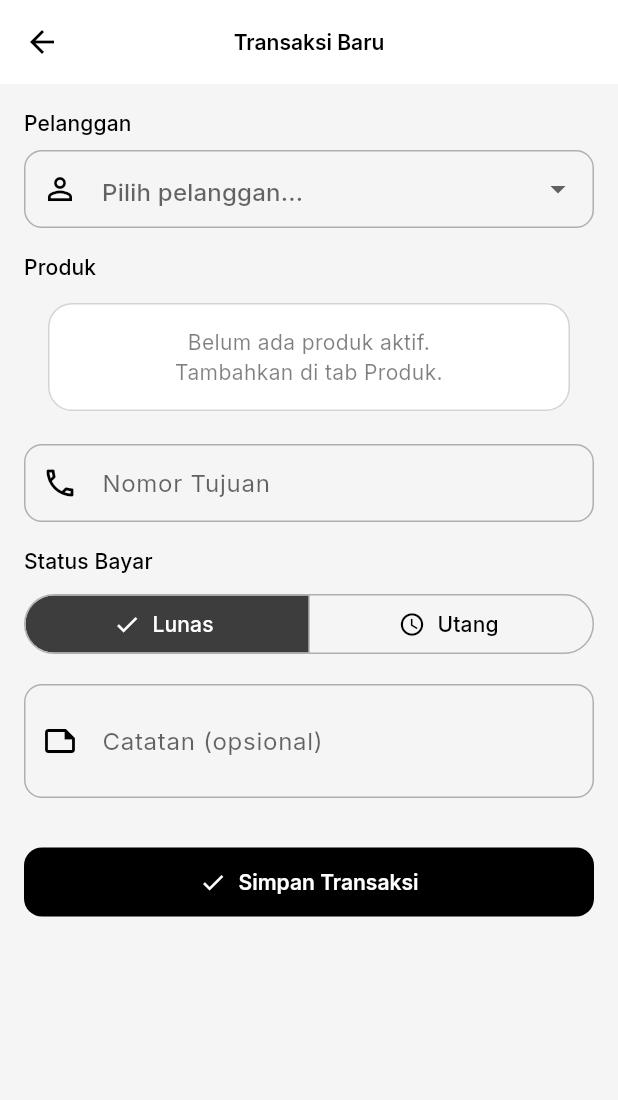
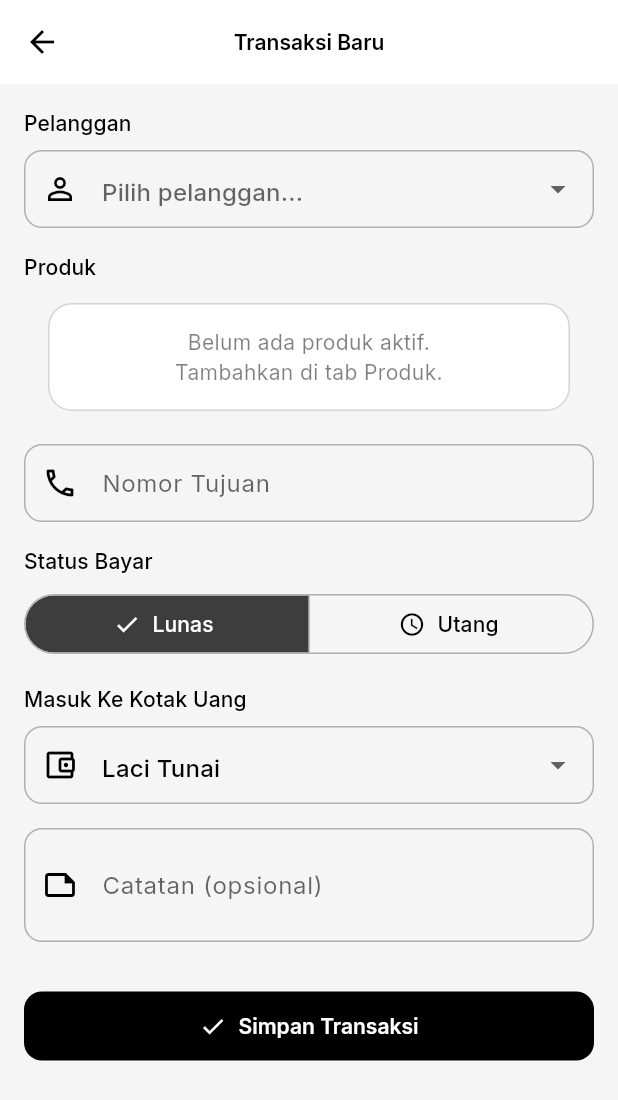
Before and after one commit to rasyiqi-code/niagarea, a Flutter app: the screen it shows after launch, after a tap on "+ Jual", on a phone screen of 412 x 824 dp. Shown: the top 1100 px of the screen. Run offline on Flutter 3.47's test engine with Material 3 defaults, Android fonts, the light colour scheme and no system bars; our stand-ins replace dio, drift, drift_flutter, flutter_riverpod, flutter_secure_storage, google_fonts; accounts and stored records are empty; generated files the repository leaves out were written again.

Commit message:
feat: implementasi Kotak Uang, Dukungan Web App, dan Unit Testing

```diff
--- a/lib/data/database/app_database.dart
+++ b/lib/data/database/app_database.dart
@@ -4,12 +4,8 @@
 /// satu instance database SQLite.
 library;
 
-import 'dart:io';
-
 import 'package:drift/drift.dart';
-import 'package:drift/native.dart';
-import 'package:path/path.dart' as p;
-import 'package:path_provider/path_provider.dart';
+import 'package:drift_flutter/drift_flutter.dart';
 
 import '../../core/constants/app_constants.dart';
 import 'tables/antrian_digiflazz_table.dart';
@@ -18,6 +14,7 @@ import 'tables/pelanggan_table.dart';
 import 'tables/produk_table.dart';
 import 'tables/siklus_table.dart';
 import 'tables/transaksi_table.dart';
+import 'tables/kotak_uang_table.dart';
 
 // DAOs
 import '../daos/siklus_dao.dart';
@@ -26,6 +23,7 @@ import '../daos/pelanggan_dao.dart';
 import '../daos/transaksi_dao.dart';
 import '../daos/detail_konsumsi_dao.dart';
 import '../daos/antrian_dao.dart';
+import '../daos/kotak_uang_dao.dart';
 
 part 'app_database.g.dart';
 
@@ -41,6 +39,7 @@ part 'app_database.g.dart';
     TransaksiTable,
     DetailKonsumsiSiklusTable,
     AntrianDigiflazzTable,
+    KotakUangTable,
   ],
   daos: [
     SiklusDao,
@@ -49,10 +48,11 @@ part 'app_database.g.dart';
     TransaksiDao,
     DetailKonsumsiDao,
     AntrianDao,
+    KotakUangDao,
   ],
 )
 class AppDatabase extends _$AppDatabase {
-  AppDatabase() : super(_openConnection());
+  AppDatabase() : super(driftDatabase(name: AppConstants.databaseName));
 
   /// Constructor untuk testing — terima executor dari luar
   AppDatabase.forTesting(super.e);
@@ -74,6 +74,14 @@ class AppDatabase extends _$AppDatabase {
             catatan: const Value('Pelanggan umum tanpa nama'),
           ),
         );
+
+        // Seed: tambahkan kotak uang default "Laci Tunai"
+        await into(kotakUangTable).insert(
+          KotakUangTableCompanion.insert(
+            nama: 'Laci Tunai',
+            saldo: const Value(0),
+          ),
+        );
       },
       onUpgrade: (Migrator m, int from, int to) async {
         // TODO: Tambahkan migrasi saat schema berubah
@@ -81,12 +89,3 @@ class AppDatabase extends _$AppDatabase {
     );
   }
 }
-
-/// Membuka koneksi ke database SQLite lokal.
-LazyDatabase _openConnection() {
-  return LazyDatabase(() async {
-    final dbFolder = await getApplicationDocumentsDirectory();
-    final file = File(p.join(dbFolder.path, AppConstants.databaseName));
-    return NativeDatabase.createInBackground(file);
-  });
-}
--- a/lib/data/database/tables/transaksi_table.dart
+++ b/lib/data/database/tables/transaksi_table.dart
@@ -9,6 +9,7 @@ import 'package:drift/drift.dart';
 
 import 'pelanggan_table.dart';
 import 'produk_table.dart';
+import 'kotak_uang_table.dart';
 
 /// Tabel transaksi — catatan penjualan pulsa/token.
 ///
@@ -29,6 +30,10 @@ class TransaksiTable extends Table {
 
   /// FK ke produk (nullable — referensi bisa hilang)
   IntColumn get idProduk => integer().nullable().references(ProdukTable, #id)();
+
+  /// FK ke kotak uang (nullable - jika transaksi lama atau dihapus)
+  IntColumn get idKotakUang =>
+      integer().nullable().references(KotakUangTable, #id)();
 
   /// Nama produk (disimpan snapshot agar tetap ada walau produk dihapus)
   TextColumn get namaProduk => text().withDefault(const Constant(''))();
--- /dev/null
+++ b/lib/presentation/providers/kotak_uang_provider.dart
@@ -0,0 +1,15 @@
+import 'package:flutter_riverpod/flutter_riverpod.dart';
+import '../../data/database/app_database.dart';
+import 'core_providers.dart';
+
+/// Stream provider semua kotak uang (reactive).
+final kotakUangListProvider = StreamProvider<List<KotakUang>>((ref) {
+  final db = ref.watch(databaseProvider);
+  return db.kotakUangDao.watchAllKotakUang();
+});
+
+/// Future provider kotak uang berdasarkan ID.
+final kotakUangByIdProvider = FutureProvider.family<KotakUang?, int>((ref, id) {
+  final db = ref.watch(databaseProvider);
+  return db.kotakUangDao.getKotakUangById(id);
+});
--- a/lib/presentation/screens/dashboard/dashboard_screen.dart
+++ b/lib/presentation/screens/dashboard/dashboard_screen.dart
@@ -14,6 +14,8 @@ import '../../../core/utils/date_formatter.dart';
 import '../../providers/digiflazz_provider.dart';
 import '../../providers/siklus_provider.dart';
 import '../../providers/transaksi_provider.dart';
+import '../../providers/kotak_uang_provider.dart';
+import '../keuangan/kotak_uang_list_screen.dart';
 import '../siklus/tambah_siklus_screen.dart';
 import '../transaksi/transaksi_baru_screen.dart';
 
@@ -41,6 +43,7 @@ class DashboardScreen extends ConsumerWidget {
           ref.invalidate(totalSaldoInternalProvider);
           ref.invalidate(siklusAktifProvider);
           ref.invalidate(transaksiTerakhirProvider);
+          ref.invalidate(kotakUangListProvider);
         },
         child: ListView(
           padding: const EdgeInsets.all(16),
@@ -55,6 +58,10 @@ class DashboardScreen extends ConsumerWidget {
 
             // ── Siklus Aktif ──────────────────────────────
             _SiklusAktifSection(),
+            const SizedBox(height: 24),
+
+            // ── Kotak Uang (Tunai/Non-Tunai) ──────────────
+            _KotakUangSection(),
             const SizedBox(height: 24),
 
             // ── Transaksi Terakhir ────────────────────────
@@ -436,3 +443,103 @@ class _TransaksiTerakhirSection extends ConsumerWidget {
     );
   }
 }
+
+class _KotakUangSection extends ConsumerWidget {
+  @override
+  Widget build(BuildContext context, WidgetRef ref) {
+    final theme = Theme.of(context);
+    final kotakAsync = ref.watch(kotakUangListProvider);
+
+    return Column(
+      crossAxisAlignment: CrossAxisAlignment.start,
+      children: [
+        Row(
+          mainAxisAlignment: MainAxisAlignment.spaceBetween,
+          children: [
+            Text(
+              'KOTAK UANG (KAS)',
+              style: theme.textTheme.labelMedium?.copyWith(
+                letterSpacing: 1.2,
+                color: theme.colorScheme.onSurface.withAlpha(153),
+              ),
+            ),
+            TextButton(
+              onPressed: () => Navigator.push(
+                context,
+                MaterialPageRoute(builder: (_) => const KotakUangListScreen()),
+              ),
+              child: const Text('Kelola'),
+            ),
+          ],
+        ),
+        const SizedBox(height: 8),
+        kotakAsync.when(
+          data: (list) {
+            if (list.isEmpty) return const SizedBox.shrink();
+            return SizedBox(
+              height: 100,
+              child: ListView.separated(
+                scrollDirection: Axis.horizontal,
+                itemCount: list.length,
+                separatorBuilder: (context, index) => const SizedBox(width: 12),
+                itemBuilder: (context, index) {
+                  final k = list[index];
+                  return Container(
+                    width: 150,
+                    padding: const EdgeInsets.all(12),
+                    decoration: BoxDecoration(
+                      color: theme.colorScheme.surfaceContainerLow,
+                      borderRadius: BorderRadius.circular(16),
+                      border: Border.all(
+                        color: theme.colorScheme.outlineVariant.withAlpha(50),
+                      ),
+                    ),
+                    child: Column(
+                      crossAxisAlignment: CrossAxisAlignment.start,
+                      mainAxisAlignment: MainAxisAlignment.center,
+                      children: [
+                        Row(
+                          children: [
+                            Icon(
+                              IconData(
+                                k.iconCode ?? 57895,
+                                fontFamily: 'MaterialIcons',
+                              ),
+                              size: 16,
+                              color: theme.colorScheme.primary,
+                            ),
+                            const SizedBox(width: 4),
+                            Expanded(
+                              child: Text(
+                                k.nama,
+                                style: theme.textTheme.labelSmall,
+                                maxLines: 1,
+                                overflow: TextOverflow.ellipsis,
+                              ),
+                            ),
+                          ],
+                        ),
+                        const SizedBox(height: 8),
+                        Text(
+                          CurrencyFormatter.format(k.saldo),
+                          style: theme.textTheme.titleMedium?.copyWith(
+                            fontWeight: FontWeight.w700,
+                          ),
+                        ),
+                      ],
+                    ),
+                  );
+                },
+              ),
+            );
+          },
+          loading: () => const SizedBox(
+            height: 100,
+            child: Center(child: CircularProgressIndicator()),
+          ),
+          error: (error, stack) => const SizedBox.shrink(),
+        ),
+      ],
+    );
+  }
+}
--- a/lib/presentation/screens/transaksi/riwayat_transaksi_screen.dart
+++ b/lib/presentation/screens/transaksi/riwayat_transaksi_screen.dart
@@ -89,6 +89,7 @@ class RiwayatTransaksiScreen extends ConsumerWidget {
                   ),
                   subtitle: Text(
                     '$nama · ${DateFormatter.relatif(trx.createdAt)}'
+                    '${trx.idKotakUang != null ? " · ${item.kotakUang?.nama ?? ""}" : ""}'
                     '${trx.tujuan.isNotEmpty ? " · ${trx.tujuan}" : ""}',
                     style: theme.textTheme.bodySmall,
                   ),
--- a/lib/presentation/screens/transaksi/transaksi_baru_screen.dart
+++ b/lib/presentation/screens/transaksi/transaksi_baru_screen.dart
@@ -14,6 +14,7 @@ import '../../../data/database/app_database.dart';
 import '../../../domain/fifo/fifo_engine.dart';
 import '../../providers/pelanggan_produk_provider.dart';
 import '../../providers/transaksi_provider.dart';
+import '../../providers/kotak_uang_provider.dart';
 
 /// form transaksi baru — jual produk ke pelanggan.
 class TransaksiBaruScreen extends ConsumerStatefulWidget {
@@ -30,6 +31,7 @@ class _TransaksiBaruScreenState extends ConsumerState<TransaksiBaruScreen> {
   String _statusBayar = StatusBayar.lunas;
   final _tujuanController = TextEditingController();
   final _catatanController = TextEditingController();
+  KotakUang? _selectedKotakUang;
 
   /// Profit = harga_jual - harga_beli
   int get _profit =>
@@ -62,6 +64,7 @@ class _TransaksiBaruScreenState extends ConsumerState<TransaksiBaruScreen> {
           hargaBeli: produk.hargaBeli,
           hargaJual: produk.hargaJual,
           statusBayar: _statusBayar,
+          idKotakUang: _selectedKotakUang?.id,
           tujuan: _tujuanController.text.trim(),
           catatan: _catatanController.text.trim(),
         );
@@ -246,6 +249,43 @@ class _TransaksiBaruScreenState extends ConsumerState<TransaksiBaruScreen> {
           ),
           const SizedBox(height: 16),
 
+          // ── Pilih Kotak Uang ────────────────────────
+          if (_statusBayar == 'lunas') ...[
+            Text('Masuk Ke Kotak Uang', style: theme.textTheme.labelLarge),
+            const SizedBox(height: 8),
+            ref
+                .watch(kotakUangListProvider)
+                .when(
+                  data: (list) {
+                    // Set default ke Laci Tunai jika belum pilih
+                    if (_selectedKotakUang == null && list.isNotEmpty) {
+                      _selectedKotakUang = list.firstWhere(
+                        (k) => k.nama == 'Laci Tunai',
+                        orElse: () => list.first,
+                      );
+                    }
+                    return DropdownButtonFormField<KotakUang>(
+                      initialValue: _selectedKotakUang,
+                      decoration: const InputDecoration(
+                        prefixIcon: Icon(Icons.account_balance_wallet_outlined),
+                        hintText: 'Pilih wadah uang...',
+                      ),
+                      items: list
+                          .map(
+                            (k) =>
+                                DropdownMenuItem(value: k, child: Text(k.nama)),
+                          )
+                          .toList(),
+                      onChanged: (k) => setState(() => _selectedKotakUang = k),
+                    );
+                  },
+                  loading: () => const LinearProgressIndicator(),
+                  error: (error, stack) =>
+                      const Text('Gagal memuat kotak uang'),
+                ),
+            const SizedBox(height: 16),
+          ],
+
           // ── Catatan ─────────────────────────────────
           TextFormField(
             controller: _catatanController,
--- a/pubspec.yaml
+++ b/pubspec.yaml
@@ -16,6 +16,7 @@ dependencies:
 
   # Database (Drift - SQLite ORM type-safe)
   drift: ^2.25.0
+  drift_flutter: ^0.2.0
   sqlite3_flutter_libs: ^0.5.28
   path_provider: ^2.1.5
   path: ^1.9.1
```
Also changed, not shown: lib/data/daos/kotak_uang_dao.dart (added, +55 -0 lines), lib/data/daos/transaksi_dao.dart (+31 -12 lines), lib/data/database/tables/kotak_uang_table.dart (added, +26 -0 lines), lib/presentation/providers/transaksi_provider.dart (+23 -6 lines), lib/presentation/screens/keuangan/kotak_uang_list_screen.dart (added, +101 -0 lines), lib/presentation/screens/keuangan/tambah_kotak_uang_screen.dart (added, +193 -0 lines), lib/data/daos/antrian_dao.g.dart, lib/data/daos/detail_konsumsi_dao.g.dart, lib/data/daos/kotak_uang_dao.g.dart (added), lib/data/daos/transaksi_dao.g.dart, lib/data/database/app_database.g.dart, pubspec.lock, 1 other file.
